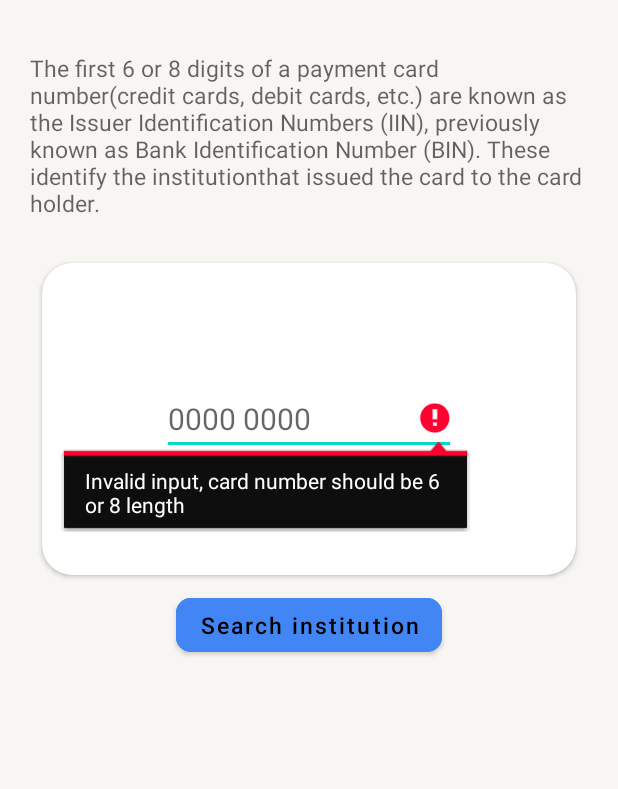
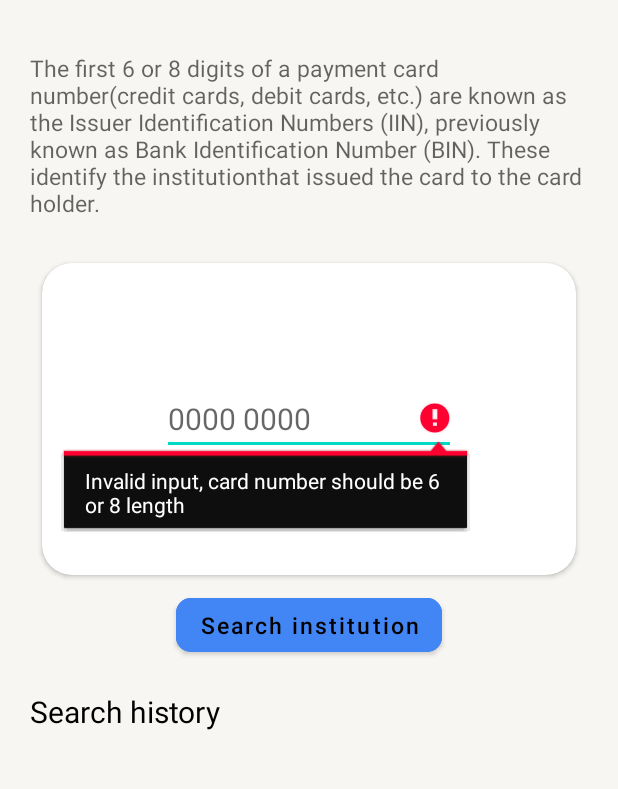
Before and after one commit to Secur1ty-21/BimInfoApp, an Android app: the screen it shows after launch (MainActivity), after a tap on "Search institution", on a phone screen of 412 x 824 dp, the part 62-851 px from its top. Run offline under Robolectric (Android 15) with nearby library versions, the phone set to English and light mode, and no system bars.

Commit message:
Solved task 2 and some refactoring

```diff
--- a/app/src/main/java/ru/yamost/bininfo/data/network/models/BinInfo.kt
+++ b/app/src/main/java/ru/yamost/bininfo/data/network/models/BinInfo.kt
@@ -6,10 +6,10 @@ import kotlinx.android.parcel.Parcelize
 
 @Parcelize
 data class BinInfo(
-    val country: Country,
-    val bank: Bank,
+    val country: Country?,
+    val bank: Bank?,
     @Json(name = "number")
-    val cardNumber: CardNumber,
+    val cardNumber: CardNumber?,
     val scheme: String?,
     val type: String?,
     val brand: String?,
--- a/app/src/main/java/ru/yamost/bininfo/presentation/BinInfoViewModel.kt
+++ b/app/src/main/java/ru/yamost/bininfo/presentation/BinInfoViewModel.kt
@@ -14,35 +14,55 @@ enum class BinInfoApiStatus {
     LOADING, ERROR, DONE, DEFAULT
 }
 
-class BinInfoViewModel: ViewModel() {
+class BinInfoViewModel : ViewModel() {
     private val _status = MutableLiveData<BinInfoApiStatus>()
     val status: LiveData<BinInfoApiStatus> = _status
-    private val _binInfoList = MutableLiveData<List<BinInfo>>()
-    val binInfoList: LiveData<List<BinInfo>> = _binInfoList
+    private val mapInstitute = mutableMapOf<String, BinInfo>()
     private val _binInfo = MutableLiveData<BinInfo>()
     val binInfo: LiveData<BinInfo> = _binInfo
+    private val _searchHistory = mutableListOf<String>()
+    val searchHistory: List<String> = _searchHistory
     private var _error: Exception = Exception()
     val error: Exception
         get() = _error
 
-    fun getBinDetailInfo(cardNumber: String) {
-        if (cardNumber.isEmpty() || (cardNumber.length != 6 && cardNumber.length != 8)) {
+    fun getBinInstitute(cardNumber: String) {
+        if (isInvalidInputCardNumber(cardNumber)) {
             _error = InputMismatchException()
             _status.value = BinInfoApiStatus.ERROR
-            _status.value = BinInfoApiStatus.DEFAULT
             return
         }
+        if (mapInstitute.containsKey(cardNumber)) {
+            getInstituteFromStorage(cardNumber)
+        } else {
+            findInstituteFromService(cardNumber)
+        }
+    }
+
+    private fun isInvalidInputCardNumber(cardNumber: String): Boolean {
+        return cardNumber.isEmpty() || (cardNumber.length != 6 && cardNumber.length != 8)
+    }
+
+    private fun getInstituteFromStorage(cardNumber: String) {
+        _binInfo.value = mapInstitute[cardNumber]
+        _status.value = BinInfoApiStatus.DONE
+    }
+
+    private fun findInstituteFromService(cardNumber: String) {
         viewModelScope.launch {
             _status.value = BinInfoApiStatus.LOADING
             try {
                 _binInfo.value = GetBinInfoByCardNumber().execute(cardNumber)
+                _binInfo.value?.let { mapInstitute[cardNumber] = it }
+                _searchHistory.add(cardNumber)
                 _status.value = BinInfoApiStatus.DONE
-                _status.value = BinInfoApiStatus.DEFAULT
             } catch (exception: Exception) {
                 _error = exception
-                Log.d("checkTest1", exception.message.toString() + exception.localizedMessage + exception.stackTraceToString())
+                Log.d(
+                    "CheckRequest",
+                    "${exception.localizedMessage}\n ${exception.message}\n ${exception.stackTraceToString()} "
+                )
                 _status.value = BinInfoApiStatus.ERROR
-                _status.value = BinInfoApiStatus.DEFAULT
             }
         }
     }
@@ -50,4 +70,8 @@ class BinInfoViewModel: ViewModel() {
     init {
         _status.value = BinInfoApiStatus.DEFAULT
     }
+
+    fun setDefaultState() {
+        _status.value = BinInfoApiStatus.DEFAULT
+    }
 }
--- /dev/null
+++ b/app/src/main/java/ru/yamost/bininfo/presentation/adapter/SearchHistoryAdapter.kt
@@ -0,0 +1,54 @@
+package ru.yamost.bininfo.presentation.adapter
+
+import android.view.LayoutInflater
+import android.view.View
+import android.view.ViewGroup
+import android.widget.TextView
+import androidx.recyclerview.widget.DiffUtil
+import androidx.recyclerview.widget.ListAdapter
+import androidx.recyclerview.widget.RecyclerView
+import ru.yamost.bininfo.databinding.ItemSearchHistoryBinding
+
+interface SearchHistoryListener {
+    fun onItemClickListener(cardBin: String)
+}
+
+class SearchHistoryAdapter(
+    private val searchHistoryListener: SearchHistoryListener
+) : ListAdapter<String, SearchHistoryAdapter.SearchHistoryViewHolder>(DiffCallBack),
+    View.OnClickListener {
+
+    class SearchHistoryViewHolder(
+        val binding: ItemSearchHistoryBinding
+    ) : RecyclerView.ViewHolder(binding.root)
+
+    override fun onCreateViewHolder(parent: ViewGroup, viewType: Int): SearchHistoryViewHolder {
+        val inflater = LayoutInflater.from(parent.context)
+        val binding = ItemSearchHistoryBinding.inflate(inflater, parent, false)
+        binding.root.setOnClickListener(this)
+        return SearchHistoryViewHolder(binding)
+    }
+
+    override fun onBindViewHolder(holder: SearchHistoryViewHolder, position: Int) {
+        with(holder.binding) {
+            cardBin.text = getItem(position)
+        }
+    }
+
+    companion object {
+        private val DiffCallBack = object : DiffUtil.ItemCallback<String>() {
+            override fun areContentsTheSame(oldItem: String, newItem: String): Boolean {
+                return oldItem == newItem
+            }
+
+            override fun areItemsTheSame(oldItem: String, newItem: String): Boolean {
+                return oldItem === newItem
+            }
+        }
+    }
+
+    override fun onClick(v: View) {
+        val textView = v as TextView
+        searchHistoryListener.onItemClickListener(textView.text.toString())
+    }
+}
--- a/app/src/main/java/ru/yamost/bininfo/presentation/fragments/SearchInstituteFragment.kt
+++ b/app/src/main/java/ru/yamost/bininfo/presentation/fragments/SearchInstituteFragment.kt
@@ -7,18 +7,29 @@ import android.view.ViewGroup
 import android.view.inputmethod.EditorInfo
 import androidx.fragment.app.Fragment
 import androidx.fragment.app.activityViewModels
+import androidx.recyclerview.widget.LinearLayoutManager
 import ru.yamost.bininfo.R
 import ru.yamost.bininfo.databinding.FragmentSearchInstituteBinding
 import ru.yamost.bininfo.presentation.BinInfoApiStatus
 import ru.yamost.bininfo.presentation.BinInfoViewModel
+import ru.yamost.bininfo.presentation.adapter.SearchHistoryAdapter
+import ru.yamost.bininfo.presentation.adapter.SearchHistoryListener
 import ru.yamost.bininfo.presentation.fragments.contract.navigator
+import java.util.ArrayList
 import java.util.InputMismatchException
 
-class SearchInstituteFragment: Fragment() {
+class SearchInstituteFragment : Fragment() {
 
     private lateinit var binding: FragmentSearchInstituteBinding
     private val sharingViewModel: BinInfoViewModel by activityViewModels()
     private lateinit var cardBin: String
+
+    override fun onCreate(savedInstanceState: Bundle?) {
+        super.onCreate(savedInstanceState)
+        savedInstanceState?.getString(KEY_CARD_BIN)?.let {
+            cardBin = it
+        }
+    }
 
     override fun onCreateView(
         inflater: LayoutInflater,
@@ -27,7 +38,7 @@ class SearchInstituteFragment: Fragment() {
     ): View {
         binding = FragmentSearchInstituteBinding.inflate(inflater, container, false)
         binding.buttonSearch.setOnClickListener {
-           onPressedButtonSearch()
+            onPressedButtonSearch()
         }
 
         binding.inputCardNumber.setOnEditorActionListener { _, actionId, _ ->
@@ -38,6 +49,15 @@ class SearchInstituteFragment: Fragment() {
             return@setOnEditorActionListener false
         }
 
+        binding.historyList.layoutManager = LinearLayoutManager(context)
+        val adapter = SearchHistoryAdapter(object : SearchHistoryListener {
+            override fun onItemClickListener(cardBin: String) {
+                this@SearchInstituteFragment.cardBin = cardBin
+                sharingViewModel.getBinInstitute(cardBin)
+            }
+        })
+        binding.historyList.adapter = adapter
+        adapter.submitList(sharingViewModel.searchHistory)
         with(sharingViewModel) {
             status.observe(viewLifecycleOwner) {
                 onStatusChanged()
@@ -49,21 +69,24 @@ class SearchInstituteFragment: Fragment() {
 
     private fun onStatusChanged() {
         sharingViewModel.status.value?.let { status ->
-            when(status) {
-                BinInfoApiStatus.DONE ->  {
+            when (status) {
+                BinInfoApiStatus.DONE -> {
                     binding.progressIndicator.hide()
+                    sharingViewModel.setDefaultState()
                     navigator().showBinDetailScreen(cardBin)
                 }
                 BinInfoApiStatus.ERROR -> {
                     binding.progressIndicator.hide()
-                    when(sharingViewModel.error) {
+                    when (sharingViewModel.error) {
                         is InputMismatchException -> {
-                            binding.inputCardNumber.error = getString(R.string.invalid_input_error_text)
+                            binding.inputCardNumber.error =
+                                getString(R.string.invalid_input_error_text)
                         }
                         is retrofit2.HttpException -> {
                             binding.inputCardNumber.error = getString(R.string.not_found_error_text)
                         }
                     }
+                    sharingViewModel.setDefaultState()
                 }
                 BinInfoApiStatus.LOADING -> {
                     binding.progressIndicator.show()
@@ -77,8 +100,16 @@ class SearchInstituteFragment: Fragment() {
 
     private fun onPressedButtonSearch() {
         cardBin = binding.inputCardNumber.text?.toString() ?: ""
-        sharingViewModel.getBinDetailInfo(
-            cardBin
-        )
+        sharingViewModel.getBinInstitute(cardBin)
+    }
+
+    override fun onSaveInstanceState(outState: Bundle) {
+        super.onSaveInstanceState(outState)
+        outState.putString(KEY_CARD_BIN, cardBin)
+    }
+
+    companion object {
+        @JvmStatic
+        private val KEY_CARD_BIN = "KEY_CARD_BIN"
     }
 }
--- /dev/null
+++ b/app/src/main/res/drawable/ic_history.xml
@@ -0,0 +1,5 @@
+<vector android:height="24dp" android:tint="#000000"
+    android:viewportHeight="24" android:viewportWidth="24"
+    android:width="24dp" xmlns:android="http://schemas.android.com/apk/res/android">
+    <path android:fillColor="@android:color/white" android:pathData="M13,3c-4.97,0 -9,4.03 -9,9L1,12l3.89,3.89 0.07,0.14L9,12L6,12c0,-3.87 3.13,-7 7,-7s7,3.13 7,7 -3.13,7 -7,7c-1.93,0 -3.68,-0.79 -4.94,-2.06l-1.42,1.42C8.27,19.99 10.51,21 13,21c4.97,0 9,-4.03 9,-9s-4.03,-9 -9,-9zM12,8v5l4.28,2.54 0.72,-1.21 -3.5,-2.08L13.5,8L12,8z"/>
+</vector>
--- a/app/src/main/res/layout/fragment_search_institute.xml
+++ b/app/src/main/res/layout/fragment_search_institute.xml
@@ -1,6 +1,7 @@
 <?xml version="1.0" encoding="utf-8"?>
 <ScrollView xmlns:android="http://schemas.android.com/apk/res/android"
     xmlns:app="http://schemas.android.com/apk/res-auto"
+    xmlns:tools="http://schemas.android.com/tools"
     android:layout_width="match_parent"
     android:layout_height="match_parent"
     android:background="?attr/screenBackgroundColor"
@@ -47,9 +48,9 @@
                     android:id="@+id/progressIndicator"
                     android:layout_width="wrap_content"
                     android:layout_height="wrap_content"
+                    android:layout_gravity="center"
                     android:indeterminate="true"
-                    app:indicatorColor="?attr/buttonSearchTint"
-                    android:layout_gravity="center"/>
+                    app:indicatorColor="?attr/buttonSearchTint" />
             </FrameLayout>
         </androidx.cardview.widget.CardView>
 
@@ -59,10 +60,28 @@
             android:layout_height="wrap_content"
             android:layout_gravity="center"
             android:backgroundTint="?attr/buttonSearchTint"
-            android:textColor="?attr/buttonSearchTextColor"
             android:text="@string/search_by_bin_button_text"
             android:textAllCaps="false"
+            android:textColor="?attr/buttonSearchTextColor"
             android:textSize="15sp"
             app:cornerRadius="10dp" />
+
+        <TextView
+            style="@style/TitleTextView"
+            android:layout_width="wrap_content"
+            android:layout_height="wrap_content"
+            android:layout_marginTop="20dp"
+            android:text="@string/title_search_history" />
+
+        <androidx.recyclerview.widget.RecyclerView
+            android:id="@+id/history_list"
+            android:layout_marginTop="10dp"
+            android:layout_width="match_parent"
+            android:layout_height="match_parent"
+            android:orientation="vertical"
+            android:scrollbars="vertical"
+            tools:itemCount="5"
+            tools:listitem="@layout/item_search_history" />
+
     </LinearLayout>
 </ScrollView>
--- a/app/src/main/res/values/strings.xml
+++ b/app/src/main/res/values/strings.xml
@@ -20,4 +20,5 @@
     <string name="toolbar_title_bin_detail_fragment">Bin - %s</string>
     <string name="not_found_error_text">This card bin not found</string>
     <string name="invalid_input_error_text">Invalid input, card number should be 6 or 8 length</string>
+    <string name="title_search_history">Search history</string>
 </resources>
```
Also changed, not shown: app/src/main/java/ru/yamost/bininfo/presentation/fragments/BinDetailFragment.kt (+56 -21 lines), app/src/main/res/layout/fragment_bin_detail.xml (+21 -0 lines), app/src/main/res/layout/item_search_history.xml (added, +15 -0 lines).
